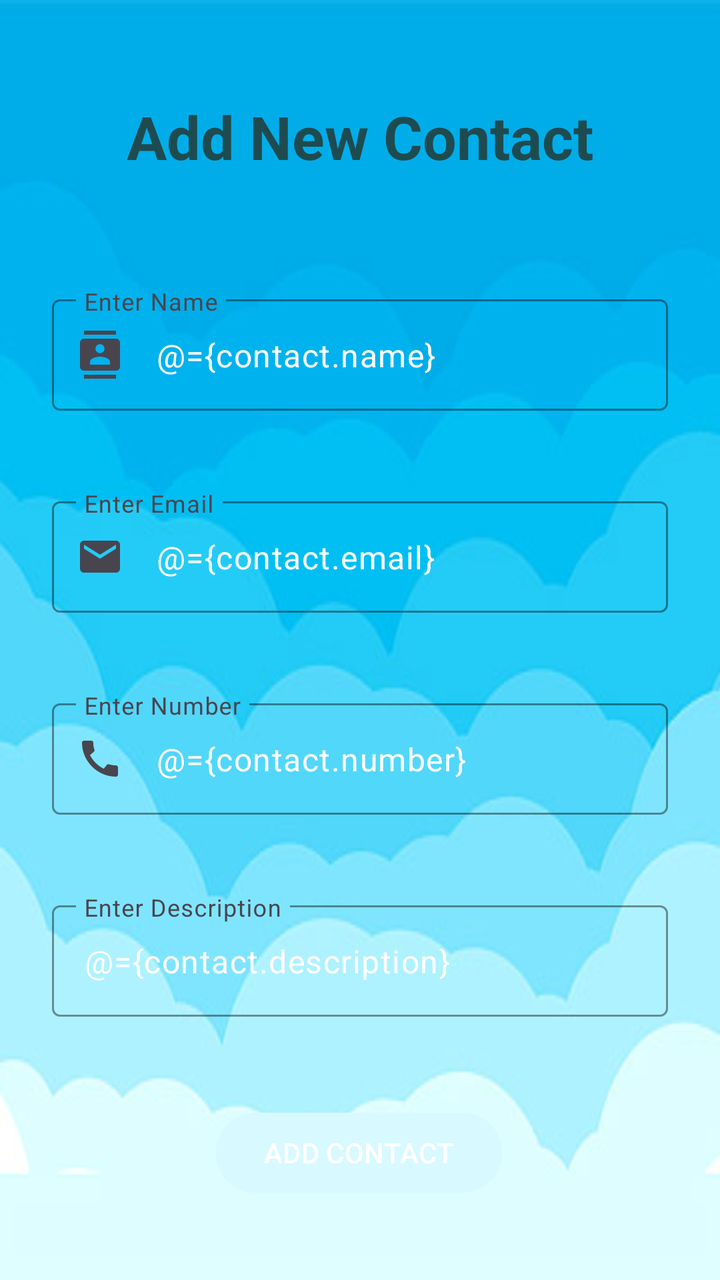
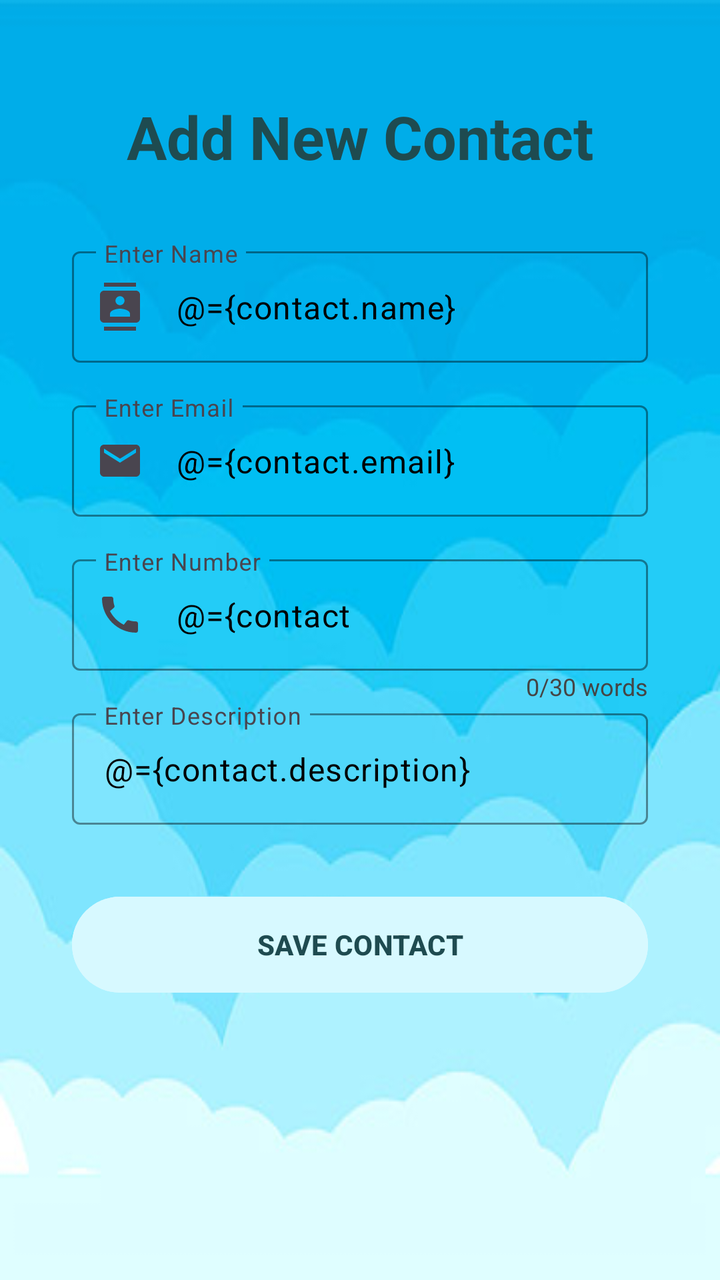

Before-and-after screenshots of an Android layout around one commit, followed by the original layout XML and the change that was made.
<!-- AndroidManifest.xml: application theme Theme.ContactManager -->
<!-- res/layout/activity_add_new_contact.xml -->
<?xml version="1.0" encoding="utf-8"?>
<layout
    xmlns:android="http://schemas.android.com/apk/res/android"
    xmlns:app="http://schemas.android.com/apk/res-auto"
    xmlns:tools="http://schemas.android.com/tools">
    
    <data>
        <variable
            name="contact"
            type="com.example.contactmanager.Contacts" />
        <variable
            name="clickhandler"
            type="com.example.contactmanager.AddNewContactClickHandler" />
    </data>

    <androidx.constraintlayout.widget.ConstraintLayout
        android:id="@+id/main"
        android:layout_width="match_parent"
        android:layout_height="match_parent"
        android:background="@drawable/bgm"
        android:backgroundTintMode="@color/white"
        android:padding="16dp"
        tools:context=".AddNewContactActivity">

        <TextView

            android:id="@+id/titleTextView"
            android:layout_width="wrap_content"
            android:layout_height="wrap_content"
            android:layout_marginTop="32dp"
            android:text="Add New Contact"
            android:textColor="#1E4B50"
            android:textSize="30sp"
            android:textStyle="bold"
            app:layout_constraintEnd_toEndOf="parent"
            app:layout_constraintStart_toStartOf="parent"
            app:layout_constraintTop_toTopOf="parent" />


        


        
        
        
        
        
        
        
        
        
        
        
        

        

        
        
        
        
        
        
        
        
        
        
        


        <Button
            android:id="@+id/submit"
            android:layout_width="wrap_content"
            android:layout_height="wrap_content"
            android:layout_marginTop="44dp"
            android:backgroundTint="#D7F9FF"
            android:onClick="@{clickhandler::onSubmitBtnClicked}"
            android:text="ADD CONTACT"

            app:layout_constraintEnd_toEndOf="parent"
            app:layout_constraintHorizontal_bias="0.497"
            app:layout_constraintStart_toStartOf="parent"
            app:layout_constraintTop_toBottomOf="@+id/textInputLayoutDescription"
            tools:ignore="MissingConstraints" />

        <com.google.android.material.textfield.TextInputLayout
            app:hintTextColor="#454545"
            app:boxStrokeColor="@color/black"
            app:boxStrokeWidthFocused="3dp"
            app:startIconDrawable="@drawable/baseline_contacts_24"
            android:id="@+id/textInputLayout"
            style="@style/Widget.Material3.TextInputLayout.OutlinedBox"
            android:layout_width="match_parent"
            android:layout_height="wrap_content"
android:layout_marginHorizontal="10dp"
            android:layout_marginTop="56dp"
            app:layout_constraintEnd_toEndOf="parent"
            app:layout_constraintStart_toStartOf="parent"
            app:layout_constraintTop_toBottomOf="@+id/titleTextView"
            tools:ignore="MissingConstraints">

            <com.google.android.material.textfield.TextInputEditText
android:textColor="@color/white"
                android:id="@+id/textInputEditText"
                android:layout_width="match_parent"
                android:layout_height="wrap_content"
                android:layout_marginTop="60dp"
                android:hint="Enter Name"
                android:text="@={contact.name}"
                app:layout_constraintTop_toBottomOf="@+id/titleTextView"
                tools:ignore="MissingConstraints"
                tools:layout_editor_absoluteX="16dp" />

        </com.google.android.material.textfield.TextInputLayout>


        <com.google.android.material.textfield.TextInputLayout
            android:id="@+id/textInputLayout3"
            app:hintTextColor="#454545"
            app:boxStrokeColor="@color/black"
            app:boxStrokeWidthFocused="3dp"
            app:startIconDrawable="@drawable/baseline_email_24"
            style="@style/Widget.Material3.TextInputLayout.OutlinedBox"
            android:layout_width="match_parent"
            android:layout_marginHorizontal="10dp"
            android:layout_height="wrap_content"
            android:layout_marginTop="40dp"
            app:layout_constraintEnd_toEndOf="@+id/textInputLayout"
            app:layout_constraintHorizontal_bias="0.0"
            app:layout_constraintStart_toStartOf="@+id/textInputLayout"
            app:layout_constraintTop_toBottomOf="@+id/textInputLayout"
            tools:ignore="MissingConstraints"
            >


            <com.google.android.material.textfield.TextInputEditText
                android:textColor="@color/white"
                android:id="@+id/textInputEditText2"
                android:layout_width="match_parent"
                android:layout_height="wrap_content"
                android:layout_marginTop="48dp"
                android:hint="Enter Email"
                android:text="@={contact.email}"
                app:layout_constraintEnd_toEndOf="@+id/textInputEditText"
                app:layout_constraintStart_toStartOf="@+id/textInputEditText"
                app:layout_constraintTop_toBottomOf="@+id/textInputEditText"
                tools:ignore="MissingConstraints" />
        </com.google.android.material.textfield.TextInputLayout>


        <com.google.android.material.textfield.TextInputLayout
            android:id="@+id/textInputLayout4"
            app:hintTextColor="#454545"
            android:layout_width="match_parent"
            android:layout_height="wrap_content"
            android:layout_marginTop="40dp"
            app:boxStrokeColor="@color/black"
            app:boxStrokeWidthFocused="3dp"
            app:startIconDrawable="@drawable/baseline_call_24"
            android:layout_marginHorizontal="10dp"
            app:layout_constraintEnd_toEndOf="@+id/textInputLayout3"
            app:layout_constraintStart_toStartOf="@+id/textInputLayout3"
            app:layout_constraintTop_toBottomOf="@+id/textInputLayout3">

            <com.google.android.material.textfield.TextInputEditText
                android:layout_width="match_parent"
                android:inputType="number"
                android:textColor="@color/white"
                android:layout_height="wrap_content"
                android:hint="Enter Number"
                android:text="@={contact.number}"
                tools:layout_editor_absoluteX="16dp"
                tools:layout_editor_absoluteY="371dp" />
        </com.google.android.material.textfield.TextInputLayout>


        <com.google.android.material.textfield.TextInputLayout
            android:id="@+id/textInputLayoutDescription"
            style="@style/Widget.Material3.TextInputLayout.OutlinedBox"
            android:layout_width="match_parent"
            android:layout_height="wrap_content"
            android:layout_marginTop="40dp"
            app:hintTextColor="#454545"
            app:boxStrokeColor="@color/black"
           app:boxStrokeWidthFocused="3dp"
            android:layout_marginHorizontal="10dp"
            app:layout_constraintEnd_toEndOf="@+id/textInputLayout4"
            app:layout_constraintStart_toStartOf="@+id/textInputLayout4"
            app:layout_constraintTop_toBottomOf="@+id/textInputLayout4">

            <com.google.android.material.textfield.TextInputEditText
                android:id="@+id/textInputEditTextDescription"
                android:layout_width="match_parent"
                android:textColor="@color/white"
                android:layout_height="wrap_content"
                android:hint="Enter Description"
                android:text="@={contact.description}" />
        </com.google.android.material.textfield.TextInputLayout>


    </androidx.constraintlayout.widget.ConstraintLayout>
</layout>
<!-- resources referenced by this layout -->
<resources>
  <color name="black">#FF000000</color>
  <color name="white">#FFFFFFFF</color>
  <!-- drawable baseline_call_24 (drawable) -->
  <vector xmlns:android="http://schemas.android.com/apk/res/android" android:height="24dp" android:tint="#999999" android:viewportHeight="24" android:viewportWidth="24" android:width="24dp">
        
      <path android:fillColor="@android:color/white" android:pathData="M20.01,15.38c-1.23,0 -2.42,-0.2 -3.53,-0.56 -0.35,-0.12 -0.74,-0.03 -1.01,0.24l-1.57,1.97c-2.83,-1.35 -5.48,-3.9 -6.89,-6.83l1.95,-1.66c0.27,-0.28 0.35,-0.67 0.24,-1.02 -0.37,-1.11 -0.56,-2.3 -0.56,-3.53 0,-0.54 -0.45,-0.99 -0.99,-0.99H4.19C3.65,3 3,3.24 3,3.99 3,13.28 10.73,21 20.01,21c0.71,0 0.99,-0.63 0.99,-1.18v-3.45c0,-0.54 -0.45,-0.99 -0.99,-0.99z"/>
      
  </vector>
  <!-- drawable baseline_contacts_24 (drawable) -->
  <vector xmlns:android="http://schemas.android.com/apk/res/android" android:height="24dp" android:tint="#999999" android:viewportHeight="24" android:viewportWidth="24" android:width="24dp">
        
      <path android:fillColor="@android:color/white" android:pathData="M20,0L4,0v2h16L20,0zM4,24h16v-2L4,22v2zM20,4L4,4c-1.1,0 -2,0.9 -2,2v12c0,1.1 0.9,2 2,2h16c1.1,0 2,-0.9 2,-2L22,6c0,-1.1 -0.9,-2 -2,-2zM12,6.75c1.24,0 2.25,1.01 2.25,2.25s-1.01,2.25 -2.25,2.25S9.75,10.24 9.75,9 10.76,6.75 12,6.75zM17,17L7,17v-1.5c0,-1.67 3.33,-2.5 5,-2.5s5,0.83 5,2.5L17,17z"/>
      
  </vector>
  <!-- drawable baseline_email_24 (drawable) -->
  <vector xmlns:android="http://schemas.android.com/apk/res/android" android:height="24dp" android:tint="#999999" android:viewportHeight="24" android:viewportWidth="24" android:width="24dp">
        
      <path android:fillColor="@android:color/white" android:pathData="M20,4L4,4c-1.1,0 -1.99,0.9 -1.99,2L2,18c0,1.1 0.9,2 2,2h16c1.1,0 2,-0.9 2,-2L22,6c0,-1.1 -0.9,-2 -2,-2zM20,8l-8,5 -8,-5L4,6l8,5 8,-5v2z"/>
      
  </vector>
  <!-- drawable bgm: jpg bitmap (drawable, 12245 bytes) -->
  <style name="Theme.ContactManager" parent="Base.Theme.ContactManager" />
  <style name="Base.Theme.ContactManager" parent="Theme.Material3.DayNight.NoActionBar">
          
          
      </style>
</resources>

<!-- the commit's change to res/layout/activity_add_new_contact.xml (unified diff, before → after) -->
@@ -23,7 +23,6 @@
         tools:context=".AddNewContactActivity">
 
         <TextView
-
             android:id="@+id/titleTextView"
             android:layout_width="wrap_content"
             android:layout_height="wrap_content"
@@ -36,166 +35,130 @@
             app:layout_constraintStart_toStartOf="parent"
             app:layout_constraintTop_toTopOf="parent" />
 
-
-        
-
-
-        
-        
-        
-        
-        
-        
-        
-        
-        
-        
-        
-        
-
-        
-
-        
-        
-        
-        
-        
-        
-        
-        
-        
-        
-        
-
-
-        <Button
-            android:id="@+id/submit"
-            android:layout_width="wrap_content"
-            android:layout_height="wrap_content"
-            android:layout_marginTop="44dp"
-            android:backgroundTint="#D7F9FF"
-            android:onClick="@{clickhandler::onSubmitBtnClicked}"
-            android:text="ADD CONTACT"
-
-            app:layout_constraintEnd_toEndOf="parent"
-            app:layout_constraintHorizontal_bias="0.497"
-            app:layout_constraintStart_toStartOf="parent"
-            app:layout_constraintTop_toBottomOf="@+id/textInputLayoutDescription"
-            tools:ignore="MissingConstraints" />
-
         <com.google.android.material.textfield.TextInputLayout
-            app:hintTextColor="#454545"
-            app:boxStrokeColor="@color/black"
-            app:boxStrokeWidthFocused="3dp"
-            app:startIconDrawable="@drawable/baseline_contacts_24"
             android:id="@+id/textInputLayout"
             style="@style/Widget.Material3.TextInputLayout.OutlinedBox"
             android:layout_width="match_parent"
             android:layout_height="wrap_content"
-android:layout_marginHorizontal="10dp"
-            android:layout_marginTop="56dp"
+            android:layout_marginHorizontal="20dp"
+            android:layout_marginTop="32dp"
+            app:boxStrokeColor="@color/black"
+            app:boxStrokeWidthFocused="3dp"
+            app:hintTextColor="#454545"
             app:layout_constraintEnd_toEndOf="parent"
             app:layout_constraintStart_toStartOf="parent"
             app:layout_constraintTop_toBottomOf="@+id/titleTextView"
-            tools:ignore="MissingConstraints">
+            app:startIconDrawable="@drawable/baseline_contacts_24">
 
             <com.google.android.material.textfield.TextInputEditText
-android:textColor="@color/white"
                 android:id="@+id/textInputEditText"
                 android:layout_width="match_parent"
                 android:layout_height="wrap_content"
-                android:layout_marginTop="60dp"
                 android:hint="Enter Name"
+                android:inputType="textPersonName"
                 android:text="@={contact.name}"
-                app:layout_constraintTop_toBottomOf="@+id/titleTextView"
-                tools:ignore="MissingConstraints"
-                tools:layout_editor_absoluteX="16dp" />
-
+                android:textColor="@color/black" />
         </com.google.android.material.textfield.TextInputLayout>
-
 
         <com.google.android.material.textfield.TextInputLayout
             android:id="@+id/textInputLayout3"
-            app:hintTextColor="#454545"
+            style="@style/Widget.Material3.TextInputLayout.OutlinedBox"
+            android:layout_width="match_parent"
+            android:layout_height="wrap_content"
+            android:layout_marginHorizontal="20dp"
+            android:layout_marginTop="16dp"
             app:boxStrokeColor="@color/black"
             app:boxStrokeWidthFocused="3dp"
-            app:startIconDrawable="@drawable/baseline_email_24"
-            style="@style/Widget.Material3.TextInputLayout.OutlinedBox"
-            android:layout_width="match_parent"
-            android:layout_marginHorizontal="10dp"
-            android:layout_height="wrap_content"
-            android:layout_marginTop="40dp"
-            app:layout_constraintEnd_toEndOf="@+id/textInputLayout"
-            app:layout_constraintHorizontal_bias="0.0"
-            app:layout_constraintStart_toStartOf="@+id/textInputLayout"
+            app:hintTextColor="#454545"
+            app:layout_constraintEnd_toEndOf="parent"
+            app:layout_constraintStart_toStartOf="parent"
             app:layout_constraintTop_toBottomOf="@+id/textInputLayout"
-            tools:ignore="MissingConstraints"
-            >
-
+            app:startIconDrawable="@drawable/baseline_email_24">
 
             <com.google.android.material.textfield.TextInputEditText
-                android:textColor="@color/white"
                 android:id="@+id/textInputEditText2"
                 android:layout_width="match_parent"
                 android:layout_height="wrap_content"
-                android:layout_marginTop="48dp"
                 android:hint="Enter Email"
+                android:inputType="textEmailAddress"
                 android:text="@={contact.email}"
-                app:layout_constraintEnd_toEndOf="@+id/textInputEditText"
-                app:layout_constraintStart_toStartOf="@+id/textInputEditText"
-                app:layout_constraintTop_toBottomOf="@+id/textInputEditText"
-                tools:ignore="MissingConstraints" />
+                android:textColor="@color/black" />
         </com.google.android.material.textfield.TextInputLayout>
-
 
         <com.google.android.material.textfield.TextInputLayout
             android:id="@+id/textInputLayout4"
-            app:hintTextColor="#454545"
+            style="@style/Widget.Material3.TextInputLayout.OutlinedBox"
             android:layout_width="match_parent"
             android:layout_height="wrap_content"
-            android:layout_marginTop="40dp"
+            android:layout_marginHorizontal="20dp"
+            android:layout_marginTop="16dp"
             app:boxStrokeColor="@color/black"
             app:boxStrokeWidthFocused="3dp"
-            app:startIconDrawable="@drawable/baseline_call_24"
-            android:layout_marginHorizontal="10dp"
-            app:layout_constraintEnd_toEndOf="@+id/textInputLayout3"
-            app:layout_constraintStart_toStartOf="@+id/textInputLayout3"
-            app:layout_constraintTop_toBottomOf="@+id/textInputLayout3">
+            app:hintTextColor="#454545"
+            app:layout_constraintEnd_toEndOf="parent"
+            app:layout_constraintStart_toStartOf="parent"
+            app:layout_constraintTop_toBottomOf="@+id/textInputLayout3"
+            app:startIconDrawable="@drawable/baseline_call_24">
 
             <com.google.android.material.textfield.TextInputEditText
+                android:id="@+id/textInputEditText3"
                 android:layout_width="match_parent"
-                android:inputType="number"
-                android:textColor="@color/white"
                 android:layout_height="wrap_content"
                 android:hint="Enter Number"
+                android:inputType="phone"
+                android:maxLength="10"
                 android:text="@={contact.number}"
-                tools:layout_editor_absoluteX="16dp"
-                tools:layout_editor_absoluteY="371dp" />
+                android:textColor="@color/black" />
         </com.google.android.material.textfield.TextInputLayout>
 
+        <TextView
+            android:id="@+id/wordCountTextView"
+            android:layout_width="wrap_content"
+            android:layout_height="wrap_content"
+            android:text="0/30 words"
+            android:textColor="#454545"
+            android:textSize="12sp"
+            app:layout_constraintBottom_toTopOf="@+id/textInputLayoutDescription"
+            app:layout_constraintEnd_toEndOf="@+id/textInputLayoutDescription" />
 
         <com.google.android.material.textfield.TextInputLayout
             android:id="@+id/textInputLayoutDescription"
             style="@style/Widget.Material3.TextInputLayout.OutlinedBox"
             android:layout_width="match_parent"
             android:layout_height="wrap_content"
-            android:layout_marginTop="40dp"
+            android:layout_marginHorizontal="20dp"
+            android:layout_marginTop="16dp"
+            app:boxStrokeColor="@color/black"
+            app:boxStrokeWidthFocused="3dp"
             app:hintTextColor="#454545"
-            app:boxStrokeColor="@color/black"
-           app:boxStrokeWidthFocused="3dp"
-            android:layout_marginHorizontal="10dp"
-            app:layout_constraintEnd_toEndOf="@+id/textInputLayout4"
-            app:layout_constraintStart_toStartOf="@+id/textInputLayout4"
+            app:layout_constraintEnd_toEndOf="parent"
+            app:layout_constraintStart_toStartOf="parent"
             app:layout_constraintTop_toBottomOf="@+id/textInputLayout4">
 
             <com.google.android.material.textfield.TextInputEditText
                 android:id="@+id/textInputEditTextDescription"
                 android:layout_width="match_parent"
-                android:textColor="@color/white"
                 android:layout_height="wrap_content"
                 android:hint="Enter Description"
-                android:text="@={contact.description}" />
+                android:inputType="textMultiLine"
+                android:text="@={contact.description}"
+                android:textColor="@color/black" />
         </com.google.android.material.textfield.TextInputLayout>
+
+        <Button
+            android:id="@+id/submit"
+            android:layout_width="match_parent"
+            android:layout_height="56dp"
+            android:layout_marginHorizontal="20dp"
+            android:layout_marginTop="32dp"
+            android:backgroundTint="#D7F9FF"
+            android:onClick="@{clickhandler::onSubmitBtnClicked}"
+            android:text="SAVE CONTACT"
+            android:textColor="#1E4B50"
+            android:textStyle="bold"
+            app:layout_constraintEnd_toEndOf="parent"
+            app:layout_constraintStart_toStartOf="parent"
+            app:layout_constraintTop_toBottomOf="@+id/textInputLayoutDescription" />
 
 
     </androidx.constraintlayout.widget.ConstraintLayout>
